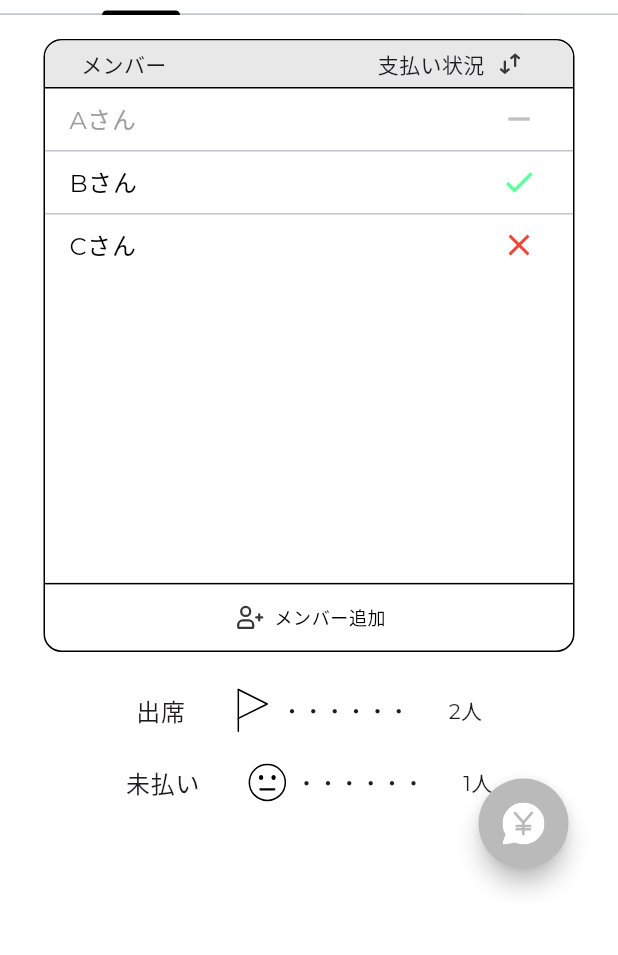
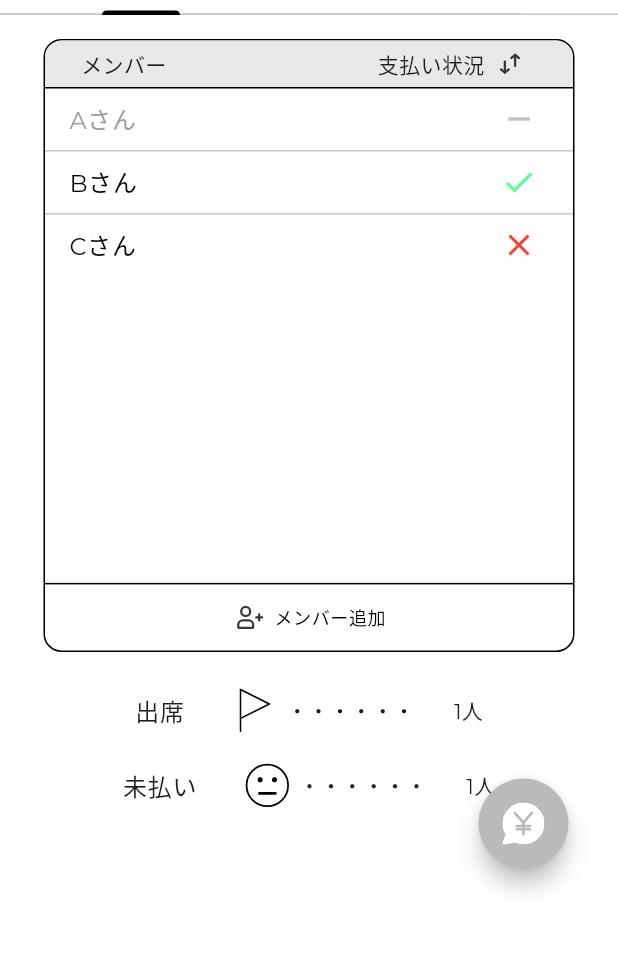
Before and after one commit to tanochan-sakonyan/collection_app, a Flutter app: the screen it shows after launch, on a phone screen of 412 x 824 dp, the part 123-1078 px from its top. Run offline on Flutter 3.47's test engine with Material 3 defaults, Android fonts, the phone set to English and light mode, and no system bars; our stand-ins replace flutter_riverpod, flutter_svg, freezed_annotation, google_fonts; missing offline and left inert: flutter_line_sdk.

Commit message:
homescreen下部の人数表示対応

```diff
--- a/lib/components/member_list.dart
+++ b/lib/components/member_list.dart
@@ -31,6 +31,13 @@ class MemberList extends ConsumerWidget {
 
   @override
   Widget build(BuildContext context, WidgetRef ref) {
+    final int attendanceCount = members
+        .where((member) => member.status == PaymentStatus.paid)
+        .length;
+    final int unpaidCount = members
+        .where((member) => member.status == PaymentStatus.unpaid)
+        .length;
+
     return Padding(
       padding: const EdgeInsets.only(top: 16, left: 29, right: 29),
       child: Stack(
@@ -196,13 +203,23 @@ class MemberList extends ConsumerWidget {
                   style: Theme.of(context).textTheme.bodyLarge,
                 ),
                 const SizedBox(width: 30),
-                SizedBox(
-                    width: 30,
-                    child: SvgPicture.asset('assets/icons/flag.svg')),
+                Row(
+                  children: List.generate(
+                    attendanceCount,
+                        (index) => Padding(
+                      padding: const EdgeInsets.symmetric(horizontal: 2.0),
+                      child: SvgPicture.asset(
+                        'assets/icons/flag.svg',
+                        width: 30,
+                        height: 30,
+                      ),
+                    ),
+                  ),
+                ),
                 const SizedBox(width: 4),
                 const Text("・・・・・・"),
                 const SizedBox(width: 26),
-                const Text("2人")
+                Text("$attendanceCount人"),
               ]),
               const SizedBox(height: 20),
               Row(mainAxisAlignment: MainAxisAlignment.center, children: [
@@ -212,13 +229,23 @@ class MemberList extends ConsumerWidget {
                   style: Theme.of(context).textTheme.bodyLarge,
                 ),
                 const SizedBox(width: 30),
-                SizedBox(
-                    width: 30,
-                    child: SvgPicture.asset('assets/icons/sad_face.svg')),
+                Row(
+                  children: List.generate(
+                    unpaidCount,
+                        (index) => Padding(
+                      padding: const EdgeInsets.symmetric(horizontal: 2.0),
+                      child: SvgPicture.asset(
+                        'assets/icons/sad_face.svg',
+                        width: 30,
+                        height: 30,
+                      ),
+                    ),
+                  ),
+                ),
                 const SizedBox(width: 4),
                 const Text("・・・・・・"),
                 const SizedBox(width: 26),
-                const Text("1人")
+                Text("$unpaidCount人"),
               ]),
             ],
           ),
```
